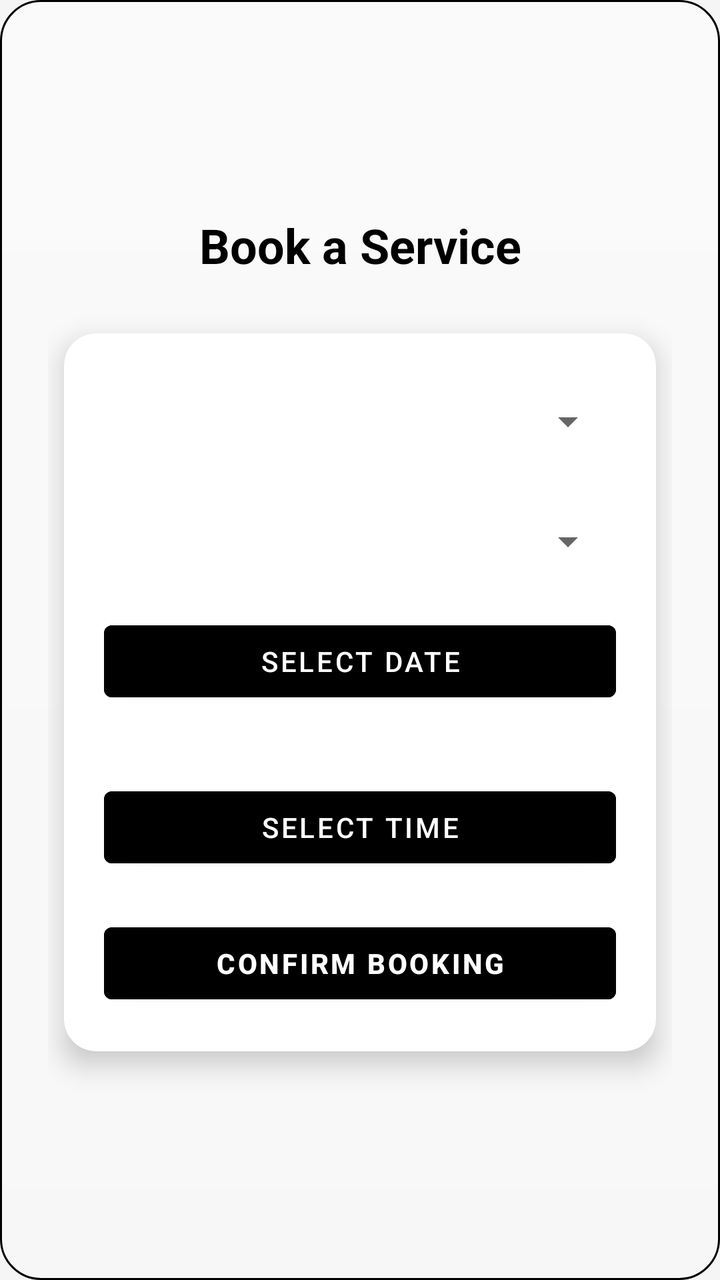
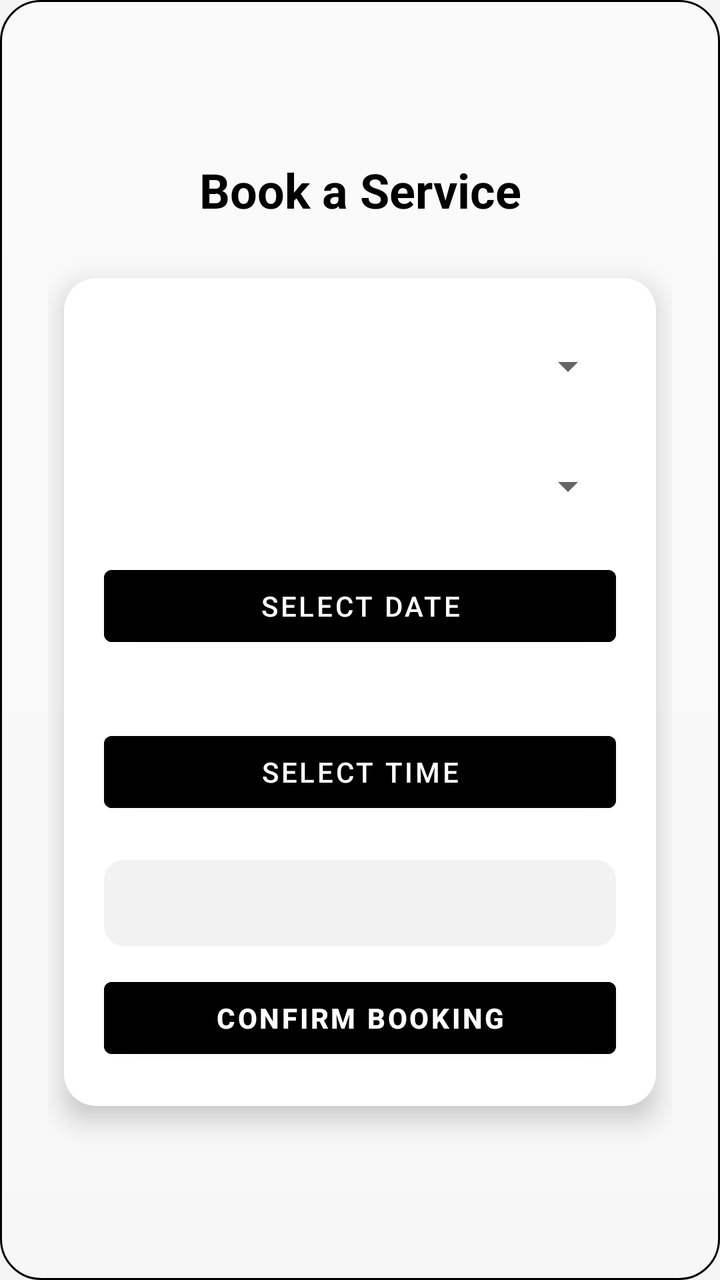

Screens rendered from an Android XML layout before and after an edit, with the pre-edit source and the edit as a unified diff.
<!-- AndroidManifest.xml: application theme Theme.TheGentlemensBar -->
<!-- res/layout/activity_booking.xml -->
<LinearLayout xmlns:android="http://schemas.android.com/apk/res/android"
    xmlns:app="http://schemas.android.com/apk/res-auto"
    android:layout_width="match_parent"
    android:layout_height="match_parent"
    android:orientation="vertical"
    android:padding="24dp"
    android:gravity="center"
    android:background="@drawable/glass_background">

    <TextView
        android:id="@+id/bookingTitle"
        android:layout_width="match_parent"
        android:layout_height="wrap_content"
        android:text="Book a Service"
        android:textSize="24sp"
        android:textStyle="bold"
        android:gravity="center"
        android:layout_marginBottom="20dp"
        android:textColor="@color/black"/>

    <androidx.cardview.widget.CardView
        android:layout_width="match_parent"
        android:layout_height="wrap_content"
        app:cardCornerRadius="16dp"
        app:cardElevation="8dp"
        android:layout_margin="8dp">

        <LinearLayout
            android:layout_width="match_parent"
            android:layout_height="wrap_content"
            android:orientation="vertical"
            android:padding="20dp">

            <Spinner
                android:id="@+id/serviceSpinner"
                android:layout_width="match_parent"
                android:layout_height="48dp"
                android:layout_marginBottom="12dp"/>

            <Spinner
                android:id="@+id/staffSpinner"
                android:layout_width="match_parent"
                android:layout_height="48dp"
                android:layout_marginBottom="12dp"/>

            <Button
                android:id="@+id/dateBtn"
                android:layout_width="match_parent"
                android:layout_height="wrap_content"
                android:text="Select Date"
                android:layout_marginBottom="8dp"
                android:backgroundTint="@color/black"
                android:textColor="@android:color/white"/>

            <TextView
                android:id="@+id/infoText"
                android:layout_width="match_parent"
                android:layout_height="wrap_content"
                android:textColor="@color/red"
                android:layout_marginBottom="8dp"/>

            <Button
                android:id="@+id/timeBtn"
                android:layout_width="match_parent"
                android:layout_height="wrap_content"
                android:text="Select Time"
                android:layout_marginBottom="20dp"
                android:backgroundTint="@color/black"
                android:textColor="@android:color/white"/>

            <Button
                android:id="@+id/confirmBtn"
                android:layout_width="match_parent"
                android:layout_height="wrap_content"
                android:text="Confirm Booking"
                android:backgroundTint="@color/black"
                android:textColor="@android:color/white"
                android:textStyle="bold"/>
        </LinearLayout>
    </androidx.cardview.widget.CardView>
</LinearLayout>
<!-- resources referenced by this layout -->
<resources>
  <color name="black">#FF000000</color>
  <color name="red">#FA0901</color>
  <!-- drawable glass_background (drawable) -->
  <?xml version="1.0" encoding="utf-8"?>
  <shape xmlns:android="http://schemas.android.com/apk/res/android"
      android:shape="rectangle">
  
      
      <solid android:color="@color/black" />
  
      
      <corners android:radius="20dp" />
  
      
      <stroke
          android:width="1dp"
          android:color="@color/black" />
  
      
      <gradient
          android:startColor="#80FFFFFF"
          android:endColor="#40FFFFFF"
          android:angle="270" />
  </shape>
  <style name="Theme.TheGentlemensBar" parent="Theme.MaterialComponents.Light.NoActionBar">
          
          <item name="colorPrimary">@color/black</item>
          <item name="colorPrimaryVariant">@color/black</item>
          <item name="colorOnPrimary">@color/white</item>
  
          
          <item name="colorSecondary">@color/black</item>
          <item name="colorOnSecondary">@color/white</item>
  
          
          <item name="android:statusBarColor">@color/black</item>
  
          
          <item name="android:windowBackground">#F5F5F5</item>
          <item name="colorSurface">@color/white</item>
          <item name="colorOnSurface">@color/black</item>
      </style>
  <color name="white">#FFFFFFFF</color>
</resources>

<!-- the commit's change to res/layout/activity_booking.xml (unified diff, before → after) -->
@@ -68,6 +68,16 @@
                 android:backgroundTint="@color/black"
                 android:textColor="@android:color/white"/>
 
+            <TextView
+                android:id="@+id/bookingSummary"
+                android:layout_width="match_parent"
+                android:layout_height="wrap_content"
+                android:layout_marginBottom="12dp"
+                android:padding="12dp"
+                android:background="@drawable/bg_time_block"
+                android:textSize="14sp"
+                android:textColor="@color/black"/>
+
             <Button
                 android:id="@+id/confirmBtn"
                 android:layout_width="match_parent"
<!-- resource entries referenced after the edit -->
@@ -2,6 +2,12 @@
 <resources>
   <color name="black">#FF000000</color>
   <color name="red">#FA0901</color>
+  <!-- drawable bg_time_block (drawable) -->
+  <?xml version="1.0" encoding="utf-8"?>
+  <shape xmlns:android="http://schemas.android.com/apk/res/android" android:shape="rectangle">
+      <solid android:color="@color/surface_muted"/>
+      <corners android:radius="10dp"/>
+  </shape>
   <!-- drawable glass_background (drawable) -->
   <?xml version="1.0" encoding="utf-8"?>
   <shape xmlns:android="http://schemas.android.com/apk/res/android"
@@ -42,6 +48,7 @@
           <item name="colorSurface">@color/white</item>
           <item name="colorOnSurface">@color/black</item>
       </style>
+  <color name="surface_muted">#F2F2F2</color>
   <color name="white">#FFFFFFFF</color>
 </resources>
 
